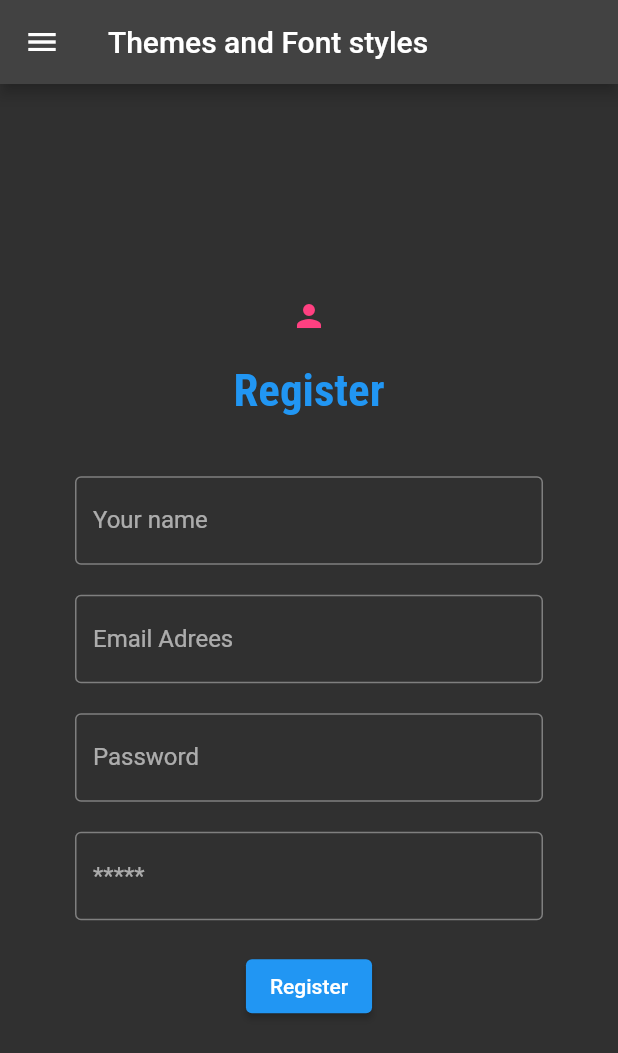
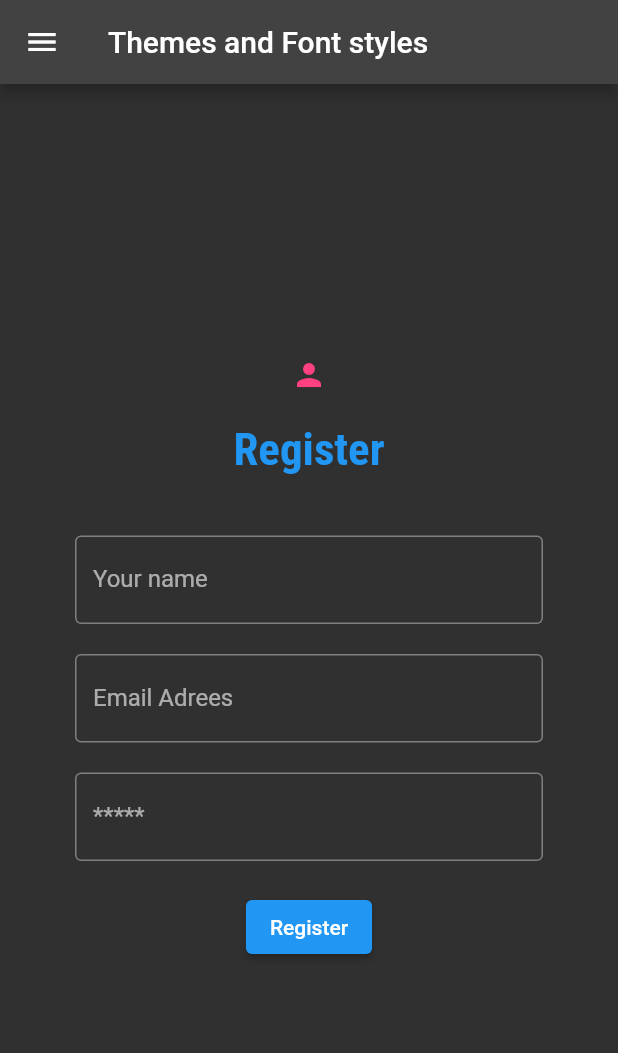
Before and after one commit to Mercyiba/evaluacion_mer, a Flutter app: the screen it shows after launch, on a phone screen of 412 x 824 dp. Shown: the top 1053 px of the screen. Run offline on Flutter 3.47's test engine with Material 2 defaults, Android fonts, the phone set to English and light mode, and no system bars.

Commit message:
Delete box

```diff
--- a/lib/pages/inicio.dart
+++ b/lib/pages/inicio.dart
@@ -41,18 +41,7 @@ class Inicio extends StatelessWidget{
              ),
            ),
          ),
-         SizedBox(height: 20,),
-         Padding(
-           padding: const EdgeInsets.only(left: 50, right: 50),
-           child: TextField(
-             obscureText: true,
-             decoration: InputDecoration(
-               border: OutlineInputBorder(),
-               labelText: 'Password',
 
-             ),
-           ),
-         ),
          SizedBox(height: 20,),
          Padding(
            padding: const EdgeInsets.only(left: 50, right: 50),
```
